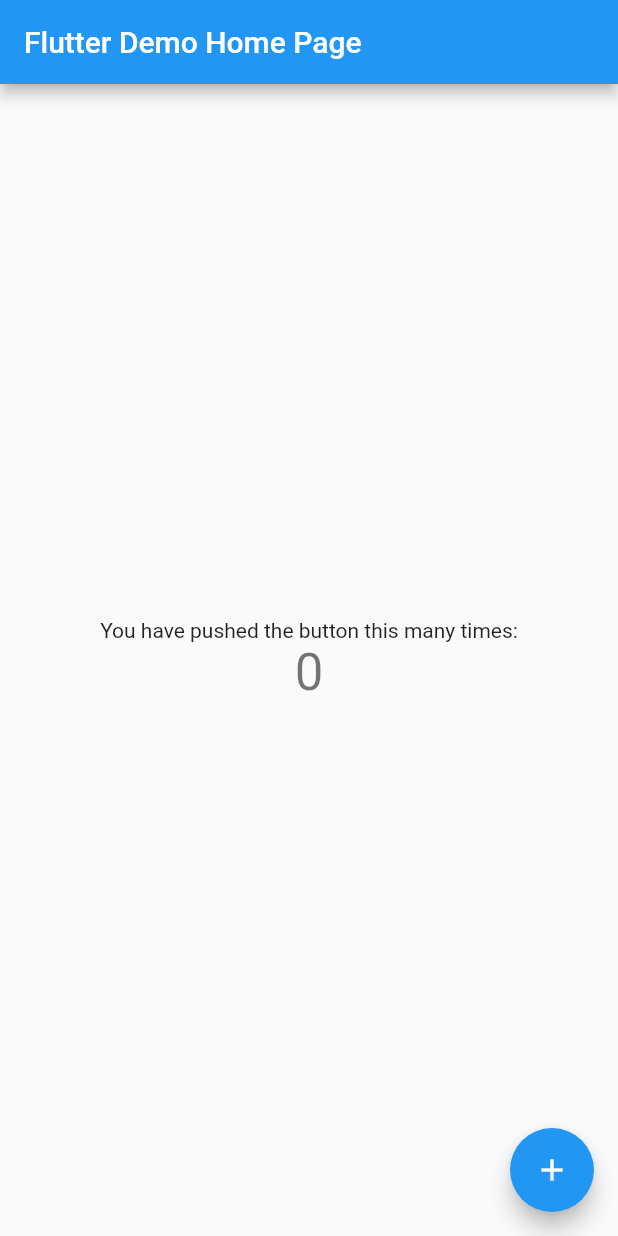
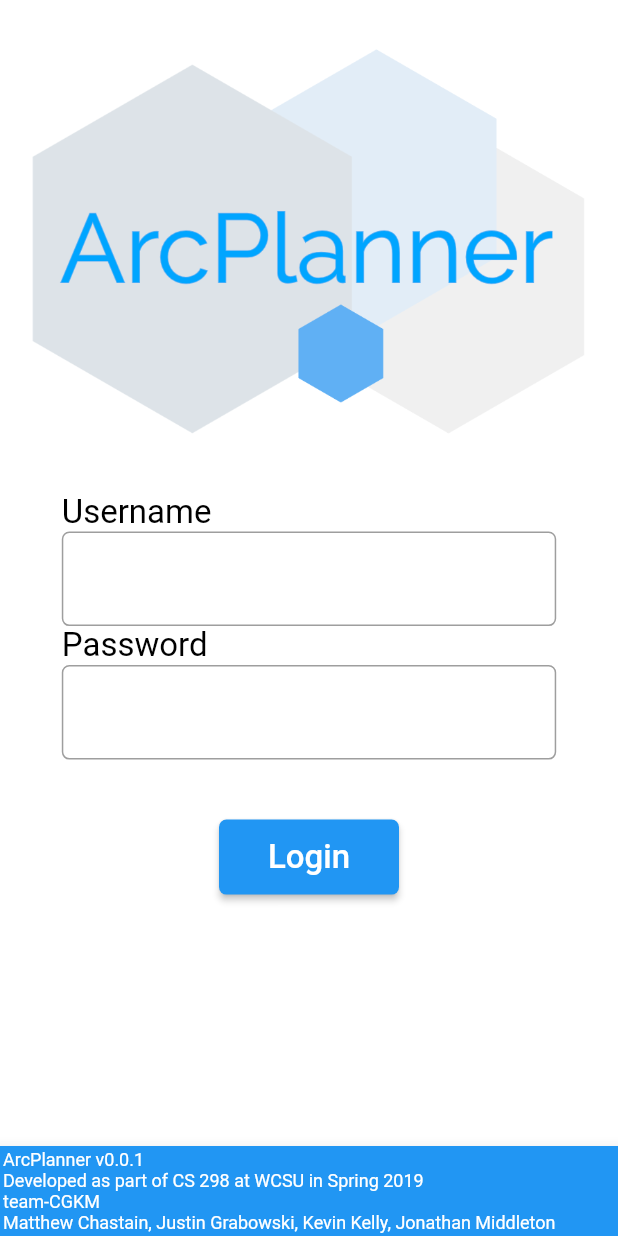
Before and after one commit to smacademic/project-cgkm, a Flutter app: the screen it shows after launch, on a phone screen of 412 x 824 dp. Run offline on Flutter 3.47's test engine with Material 2 defaults, Android fonts, the light colour scheme and no system bars; our stand-ins replace sqflite; accounts and stored records are empty.

Commit message:
Adding Login, Loading, and About Screen UI's
Built the UI for the Login, Loading, and About screens based off the templates shown in the ArcPlanner UI Design Template document in the project's wiki. These are the visuals only with very little logic behind them at the moment. The backend logic for each screen will be added in with the rest of the app functionality at a later date.

```diff
--- a/client/src/arcplanner/lib/main.dart
+++ b/client/src/arcplanner/lib/main.dart
@@ -1,111 +1,43 @@
 import 'package:flutter/material.dart';
+import 'screen_login.dart';
+import 'screen_loading.dart';
+import 'screen_about.dart';
 
-void main() => runApp(MyApp());
+/// Observer for tracking page changes
+final RouteObserver<PageRoute> routeObserver = RouteObserver<PageRoute>();
 
-class MyApp extends StatelessWidget {
-  // This widget is the root of your application.
-  @override
-  Widget build(BuildContext context) {
-    return MaterialApp(
-      title: 'Flutter Demo',
-      theme: ThemeData(
-        // This is the theme of your application.
-        //
-        // Try running your application with "flutter run". You'll see the
-        // application has a blue toolbar. Then, without quitting the app, try
-        // changing the primarySwatch below to Colors.green and then invoke
-        // "hot reload" (press "r" in the console where you ran "flutter run",
-        // or simply save your changes to "hot reload" in a Flutter IDE).
-        // Notice that the counter didn't reset back to zero; the application
-        // is not restarted.
-        primarySwatch: Colors.blue,
-      ),
-      home: MyHomePage(title: 'Flutter Demo Home Page'),
-    );
-  }
+
+void main() {
+  runApp(ArcPlanner());
 }
 
-class MyHomePage extends StatefulWidget {
-  MyHomePage({Key key, this.title}) : super(key: key);
+class ArcPlanner extends StatelessWidget {
+  static LoginScreen loginScreen  = LoginScreen();
+  static LoadingScreen loadingScreen = LoadingScreen();
+  static AboutScreen aboutScreen  = AboutScreen();
 
-  // This widget is the home page of your application. It is stateful, meaning
-  // that it has a State object (defined below) that contains fields that affect
-  // how it looks.
-
-  // This class is the configuration for the state. It holds the values (in this
-  // case the title) provided by the parent (in this case the App widget) and
-  // used by the build method of the State. Fields in a Widget subclass are
-  // always marked "final".
-
-  final String title;
-
-  @override
-  _MyHomePageState createState() => _MyHomePageState();
-}
-
-class _MyHomePageState extends State<MyHomePage> {
-  int _counter = 0;
-
-  void _incrementCounter() {
-    setState(() {
-      // This call to setState tells the Flutter framework that something has
-      // changed in this State, which causes it to rerun the build method below
-      // so that the display can reflect the updated values. If we changed
-      // _counter without calling setState(), then the build method would not be
-      // called again, and so nothing would appear to happen.
-      _counter++;
-    });
+  /// Resets the application to a default state. This allows log out and log back in without reset
+  static void resetConnection() async {
+    loginScreen = LoginScreen();
+    loadingScreen = LoadingScreen();
+    aboutScreen = AboutScreen();
   }
 
   @override
   Widget build(BuildContext context) {
-    // This method is rerun every time setState is called, for instance as done
-    // by the _incrementCounter method above.
-    //
-    // The Flutter framework has been optimized to make rerunning build methods
-    // fast, so that you can just rebuild anything that needs updating rather
-    // than having to individually change instances of widgets.
-    return Scaffold(
-      appBar: AppBar(
-        // Here we take the value from the MyHomePage object that was created by
-        // the App.build method, and use it to set our appbar title.
-        title: Text(widget.title),
+    return MaterialApp(
+      title: 'ArcPlanner',
+      theme: ThemeData(
+        primarySwatch: Colors.blue,
       ),
-      body: Center(
-        // Center is a layout widget. It takes a single child and positions it
-        // in the middle of the parent.
-        child: Column(
-          // Column is also layout widget. It takes a list of children and
-          // arranges them vertically. By default, it sizes itself to fit its
-          // children horizontally, and tries to be as tall as its parent.
-          //
-          // Invoke "debug painting" (press "p" in the console, choose the
-          // "Toggle Debug Paint" action from the Flutter Inspector in Android
-          // Studio, or the "Toggle Debug Paint" command in Visual Studio Code)
-          // to see the wireframe for each widget.
-          //
-          // Column has various properties to control how it sizes itself and
-          // how it positions its children. Here we use mainAxisAlignment to
-          // center the children vertically; the main axis here is the vertical
-          // axis because Columns are vertical (the cross axis would be
-          // horizontal).
-          mainAxisAlignment: MainAxisAlignment.center,
-          children: <Widget>[
-            Text(
-              'You have pushed the button this many times:',
-            ),
-            Text(
-              '$_counter',
-              style: Theme.of(context).textTheme.display1,
-            ),
-          ],
-        ),
-      ),
-      floatingActionButton: FloatingActionButton(
-        onPressed: _incrementCounter,
-        tooltip: 'Increment',
-        child: Icon(Icons.add),
-      ), // This trailing comma makes auto-formatting nicer for build methods.
+      home: loginScreen,
+      // Sets up the routes the Navigator can go through
+      routes: <String, WidgetBuilder> {
+        '/login': (BuildContext context) => loginScreen,
+        '/loading': (BuildContext context) => loadingScreen,
+        '/about': (BuildContext context) => aboutScreen,
+      },
+      navigatorObservers: [routeObserver],
     );
   }
 }
--- /dev/null
+++ b/client/src/arcplanner/lib/screen_login.dart
@@ -0,0 +1,188 @@
+/*
+ * Matthew Chastain, Justin Grabowski, Kevin Kelly, Jonathan Middleton
+ * team-CGKM
+ * CS 298 - Software Devops; Spring 2019
+ *
+ * File: screen_login.dart
+ * Version 1
+*/
+
+import 'package:flutter/material.dart';
+import 'main.dart';
+
+class LoginScreen extends StatefulWidget {
+  final String title;
+
+  LoginScreen({Key key, this.title}) : super(key: key) {}
+
+  @override
+  _LoginScreenState createState() => _LoginScreenState();
+}
+
+class _LoginScreenState extends State<LoginScreen> {
+  final _passwordController = TextEditingController();
+  final _usernameController = TextEditingController();
+
+  _LoginScreenState() {}
+
+  String errorMessage = '';
+
+  /*
+   *
+  */
+  void _sendLogin() async {
+    try {
+      Navigator.pushReplacementNamed(context, '/about');
+    } catch (error) {
+      print(error.toString());
+    }
+  }
+
+  @override
+  Widget build(BuildContext context) {
+    return Scaffold(
+      backgroundColor: Colors.white,
+      body: ListView(
+        children: <Widget>[
+          Column(
+            mainAxisAlignment: MainAxisAlignment.center,
+            children: <Widget>[
+              Padding(
+                padding: EdgeInsets.all(10),
+              ),
+              Row(
+                mainAxisAlignment: MainAxisAlignment.center,
+                children: <Widget>[
+                  Image.asset(
+                    'assets/images/ArcPlannerLogo.PNG',
+                    height: (MediaQuery.of(context).size.height) * 0.35,
+                    fit: BoxFit.cover,
+                  ),
+                ],
+              ),
+              Padding(
+                padding: EdgeInsets.all(10),
+              ),
+              Column(
+                mainAxisSize: MainAxisSize.min,
+                mainAxisAlignment: MainAxisAlignment.start,
+                crossAxisAlignment: CrossAxisAlignment.start,
+                children: <Widget>[
+                  Text(
+                    'Username',
+                    textAlign: TextAlign.left,
+                    style: TextStyle(
+                      color: Colors.black,
+                      fontSize: 22.0,
+                    ),
+                  ),
+                  Container(
+                    width: MediaQuery.of(context).size.width * 0.8,
+                    child: TextFormField(
+                      controller: _usernameController,
+                      decoration: InputDecoration(
+                        border: OutlineInputBorder(
+                          borderRadius: BorderRadius.circular(5),
+                        ),
+                      ),
+                      style: TextStyle(
+                        fontSize: 20,
+                        color: Colors.black,
+                      ),
+                    ),
+                  ),
+                ],
+              ),
+              Column(
+                mainAxisSize: MainAxisSize.min,
+                mainAxisAlignment: MainAxisAlignment.start,
+                crossAxisAlignment: CrossAxisAlignment.start,
+                children: <Widget>[
+                  Text(
+                    'Password',
+                    textAlign: TextAlign.left,
+                    style: TextStyle(
+                      color: Colors.black,
+                      fontSize: 22.0,
+                    ),
+                  ),
+                  Container(
+                    width: MediaQuery.of(context).size.width * 0.8,
+                    child: TextFormField(
+                      controller: _passwordController,
+                      obscureText: true,
+                      decoration: InputDecoration(
+                        border: OutlineInputBorder(
+                          borderRadius: BorderRadius.circular(5),
+                        ),
+                      ),
+                      style: TextStyle(
+                        fontSize: 20,
+                        color: Colors.black,
+                      ),
+                    ),
+                  ),
+                ],
+              ),
+            ],
+          ),
+          Padding(
+            padding: EdgeInsets.all(20),
+          ),
+          Row(
+            mainAxisAlignment: MainAxisAlignment.center,
+            children: <Widget>[
+              ButtonTheme(
+                minWidth: 120,
+                height: 50,
+                child: RaisedButton(
+                  onPressed: _sendLogin,
+                  color: Colors.blue,
+                  shape: RoundedRectangleBorder(
+                    borderRadius: BorderRadius.circular(5),
+                  ),
+                  child: Text(
+                    'Login',
+                    style: TextStyle(
+                      color: Colors.white,
+                      fontSize: 22,
+                    ),
+                  ),
+                ),
+              ),
+            ],
+          ),
+          Padding(
+            padding: EdgeInsets.all(15),
+          ),
+          Row(
+            mainAxisAlignment: MainAxisAlignment.center,
+            children: <Widget>[
+              Text(
+                errorMessage,
+                style: TextStyle(
+                  color: Colors.red,
+                  fontSize: 18,
+                ),
+              ),
+            ],
+          ),
+        ],
+      ),
+      bottomNavigationBar: BottomAppBar(
+        color: Colors.blue,
+        child: Container(
+          padding: EdgeInsets.all(2),
+          child: Text(
+            'ArcPlanner v0.0.1\nDeveloped as part of CS 298 at WCSU in Spring 2019\nteam-CGKM\nMatthew Chastain, Justin Grabowski, Kevin Kelly, Jonathan Middleton',
+            style: TextStyle(
+              color: Colors.white,
+              fontSize: 12.0,
+            ),
+            textAlign: TextAlign.left,
+          ),
+        ),
+      ),
+    );
+  }
+}
--- a/client/src/arcplanner/pubspec.yaml
+++ b/client/src/arcplanner/pubspec.yaml
@@ -43,6 +43,9 @@
   #  - images/a_dot_burr.jpeg
   #  - images/a_dot_ham.jpeg
 
+  assets:
+    - assets/images/ArcPlannerLogo.PNG
+
   # An image asset can refer to one or more resolution-specific "variants", see
   # https://flutter.io/assets-and-images/#resolution-aware.
 
```
Also changed, not shown: client/src/arcplanner/lib/screen_about.dart (added, +64 -0 lines), client/src/arcplanner/lib/screen_loading.dart (added, +53 -0 lines), client/src/arcplanner/assets/images/ArcPlannerLogo.PNG (renamed from assets/images/ArcPlannerLogo.PNG), 6 other files.
